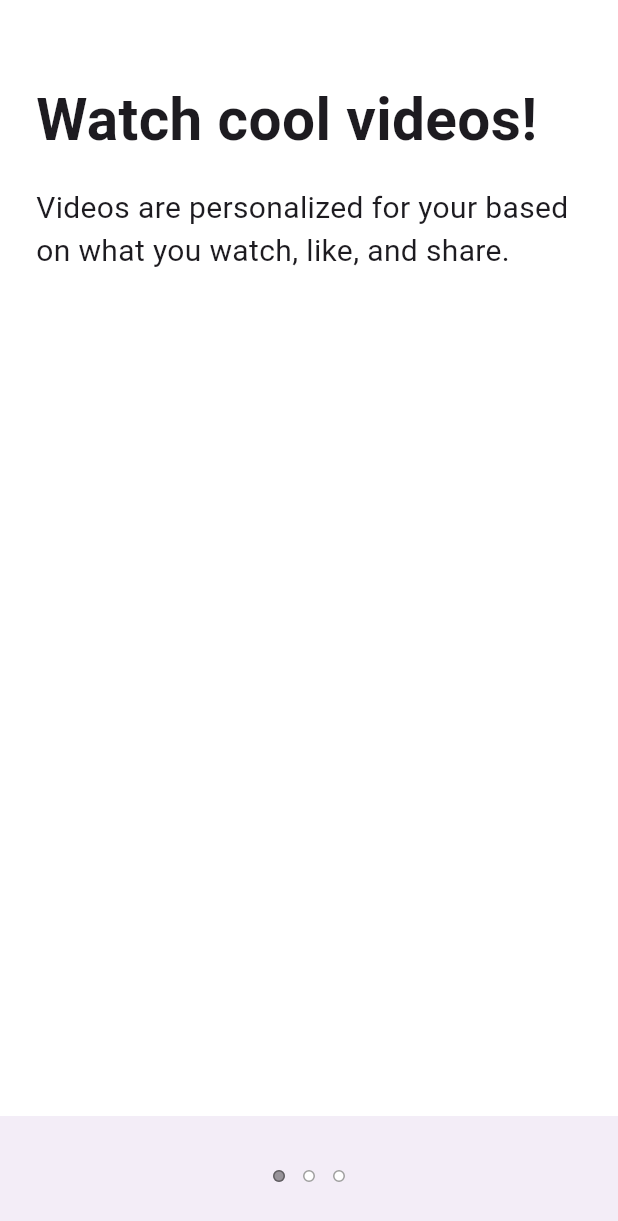
After one commit to mujinChung/tiktok_clone, a Flutter app: the screen it shows after launch, after a tap on "Next", on a phone screen of 412 x 824 dp. The commit adds this screen. Shown: the top 1221 px of the screen. Run offline on Flutter 3.47's test engine with Material 3 defaults, Android fonts, the phone set to English and light mode, and no system bars; our stand-ins replace font_awesome_flutter.

Commit message:
#5.3 Tutorial Screen
 - TabBarView / DefaultTabController / TabPageSelector : 슬라이드로 페이지 넘기고, 현위치 파악 가능

```diff
--- a/lib/screens/features/onboarding/interests_screen.dart
+++ b/lib/screens/features/onboarding/interests_screen.dart
@@ -1,6 +1,7 @@
 import 'package:flutter/material.dart';
 import 'package:tiktok_clone/constants/gaps.dart';
 import 'package:tiktok_clone/constants/sizes.dart';
+import 'package:tiktok_clone/screens/features/onboarding/tutorial_screen.dart';
 import 'package:tiktok_clone/screens/features/onboarding/widgets/interest_button.dart';
 
 const interests = [
@@ -67,6 +68,15 @@ class _InterestsScreenState extends State<InterestsScreen> {
         _showTitle = false;
       });
     }
+  }
+
+  void _onNextTap() {
+    Navigator.push(
+      context,
+      MaterialPageRoute(
+        builder: (context) => const TutorialScreen(),
+      ),
+    );
   }
 
   @override
@@ -144,6 +154,8 @@ class _InterestsScreenState extends State<InterestsScreen> {
             left: Sizes.size12,
             right: Sizes.size12,
           ),
+          child: GestureDetector(
+            onTap: _onNextTap,
             child: Container(
               padding: const EdgeInsets.symmetric(
                 vertical: Sizes.size16,
@@ -162,6 +174,7 @@ class _InterestsScreenState extends State<InterestsScreen> {
             ),
           ),
         ),
+      ),
     );
   }
 }
--- /dev/null
+++ b/lib/screens/features/onboarding/tutorial_screen.dart
@@ -0,0 +1,118 @@
+import 'package:flutter/material.dart';
+import 'package:tiktok_clone/constants/gaps.dart';
+import 'package:tiktok_clone/constants/sizes.dart';
+
+class TutorialScreen extends StatefulWidget {
+  const TutorialScreen({super.key});
+
+  @override
+  State<TutorialScreen> createState() => _TutorialScreenState();
+}
+
+class _TutorialScreenState extends State<TutorialScreen> {
+  @override
+  Widget build(BuildContext context) {
+    return DefaultTabController(
+      length: 3,
+      child: Scaffold(
+        body: const SafeArea(
+          child: TabBarView(
+            children: [
+              Padding(
+                padding: EdgeInsets.symmetric(
+                  horizontal: Sizes.size24,
+                ),
+                child: Column(
+                  crossAxisAlignment: CrossAxisAlignment.start,
+                  children: [
+                    Gaps.v52,
+                    Text(
+                      "Watch cool videos!",
+                      style: TextStyle(
+                        fontSize: Sizes.size36 + Sizes.size3,
+                        fontWeight: FontWeight.bold,
+                      ),
+                    ),
+                    Gaps.v16,
+                    Text(
+                      "Videos are personalized for your based on what you watch, like, and share.",
+                      style: TextStyle(
+                        fontSize: Sizes.size20,
+                      ),
+                    )
+                  ],
+                ),
+              ),
+              Padding(
+                padding: EdgeInsets.symmetric(
+                  horizontal: Sizes.size24,
+                ),
+                child: Column(
+                  crossAxisAlignment: CrossAxisAlignment.start,
+                  children: [
+                    Gaps.v52,
+                    Text(
+                      "Follow the rules",
+                      style: TextStyle(
+                        fontSize: Sizes.size36 + Sizes.size3,
+                        fontWeight: FontWeight.bold,
+                      ),
+                    ),
+                    Gaps.v16,
+                    Text(
+                      "Videos are personalized for your based on what you watch, like, and share.",
+                      style: TextStyle(
+                        fontSize: Sizes.size20,
+                      ),
+                    )
+                  ],
+                ),
+              ),
+              Padding(
+                padding: EdgeInsets.symmetric(
+                  horizontal: Sizes.size24,
+                ),
+                child: Column(
+                  crossAxisAlignment: CrossAxisAlignment.start,
+                  children: [
+                    Gaps.v52,
+                    Text(
+                      "Enjoy the ride",
+                      style: TextStyle(
+                        fontSize: Sizes.size36 + Sizes.size3,
+                        fontWeight: FontWeight.bold,
+                      ),
+                    ),
+                    Gaps.v16,
+                    Text(
+                      "Videos are personalized for your based on what you watch, like, and share.",
+                      style: TextStyle(
+                        fontSize: Sizes.size20,
+                      ),
+                    )
+                  ],
+                ),
+              ),
+            ],
+          ),
+        ),
+        bottomNavigationBar: BottomAppBar(
+          child: Container(
+            padding: const EdgeInsets.symmetric(
+              vertical: Sizes.size20,
+            ),
+            child: const Row(
+              mainAxisAlignment: MainAxisAlignment.center,
+              children: [
+                TabPageSelector(
+                  color: Colors.white,
+                  selectedColor: Colors.black38,
+                ),
+              ],
+            ),
+          ),
+        ),
+      ),
+    );
+  }
+}
```
Lines whose indentation alone changed are shown as unchanged.
